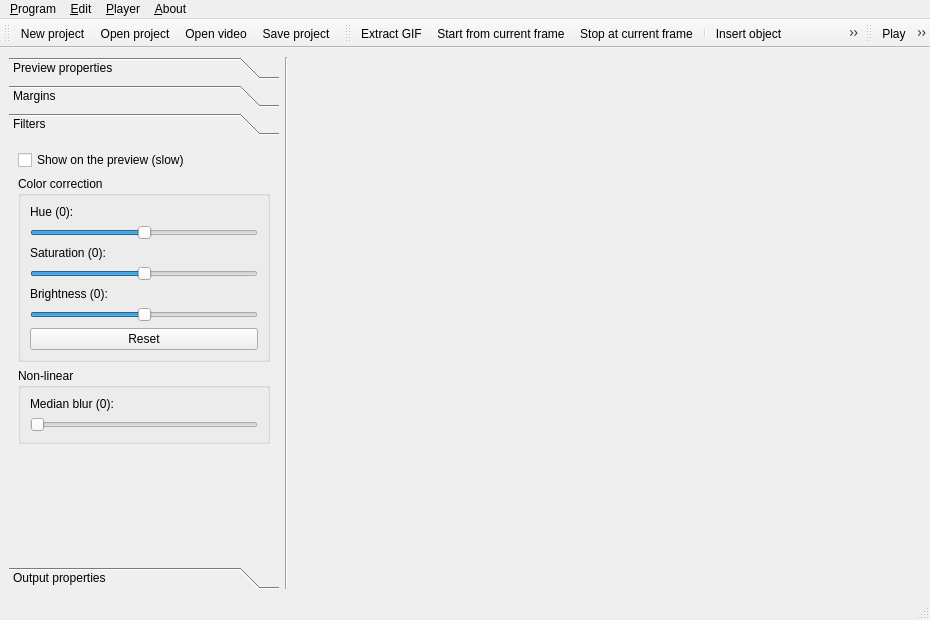
Before: the Qt Designer form ui/mainwindow.ui in Apkawa/QGifer, drawn with Qt 5.
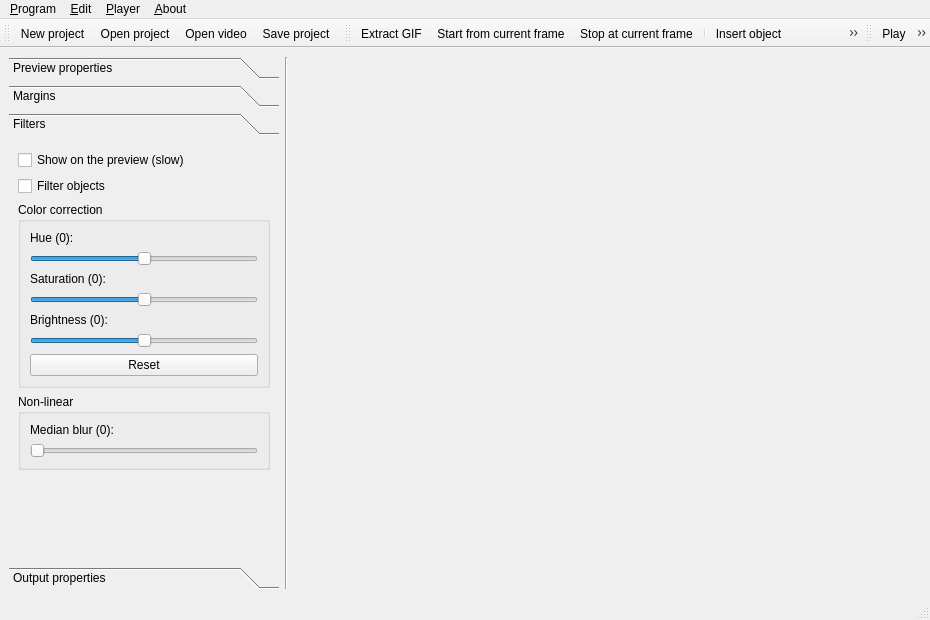
After: the same form once the commit is applied. The open tabs and pages were chosen to show the change. Icons and pictures are not drawn. Custom widgets are drawn as their Qt base class.

```diff
--- a/ui/mainwindow.ui
+++ b/ui/mainwindow.ui
@@ -323,7 +323,7 @@
         <string>Filters</string>
        </attribute>
        <layout class="QGridLayout" name="gridLayout_2">
-        <item row="3" column="0">
+        <item row="5" column="0">
          <spacer name="verticalSpacer_3">
           <property name="orientation">
            <enum>Qt::Vertical</enum>
@@ -343,20 +343,20 @@
           </property>
          </widget>
         </item>
-        <item row="1" column="0">
+        <item row="3" column="0">
          <widget class="QGroupBox" name="groupBox_3">
           <property name="title">
            <string>Color correction</string>
           </property>
           <layout class="QGridLayout" name="gridLayout_9">
-           <item row="0" column="0">
+           <item row="1" column="0">
             <widget class="QLabel" name="hueLabel">
              <property name="text">
               <string>Hue (0):</string>
              </property>
             </widget>
            </item>
-           <item row="3" column="0">
+           <item row="4" column="0">
             <widget class="QSlider" name="satSlider">
              <property name="minimum">
               <number>-255</number>
@@ -369,41 +369,41 @@
              </property>
             </widget>
            </item>
-           <item row="2" column="0">
+           <item row="3" column="0">
             <widget class="QLabel" name="satLabel">
              <property name="text">
               <string>Saturation (0):</string>
              </property>
             </widget>
            </item>
-           <item row="5" column="0">
-            <widget class="QSlider" name="valSlider">
-             <property name="minimum">
-              <number>-255</number>
-             </property>
-             <property name="maximum">
-              <number>255</number>
-             </property>
-             <property name="orientation">
-              <enum>Qt::Horizontal</enum>
-             </property>
-            </widget>
-           </item>
            <item row="6" column="0">
+            <widget class="QSlider" name="valSlider">
+             <property name="minimum">
+              <number>-255</number>
+             </property>
+             <property name="maximum">
+              <number>255</number>
+             </property>
+             <property name="orientation">
+              <enum>Qt::Horizontal</enum>
+             </property>
+            </widget>
+           </item>
+           <item row="9" column="0">
             <widget class="QPushButton" name="resetCorrectionButton">
              <property name="text">
               <string>Reset</string>
              </property>
             </widget>
            </item>
-           <item row="4" column="0">
+           <item row="5" column="0">
             <widget class="QLabel" name="valLabel">
              <property name="text">
               <string>Brightness (0):</string>
              </property>
             </widget>
            </item>
-           <item row="1" column="0">
+           <item row="2" column="0">
             <widget class="QSlider" name="hueSlider">
              <property name="minimum">
               <number>-359</number>
@@ -419,7 +419,7 @@
           </layout>
          </widget>
         </item>
-        <item row="2" column="0">
+        <item row="4" column="0">
          <widget class="QGroupBox" name="groupBox_4">
           <property name="title">
            <string>Non-linear</string>
@@ -445,6 +445,13 @@
           </layout>
          </widget>
         </item>
+        <item row="1" column="0">
+         <widget class="QCheckBox" name="filterObjBox">
+          <property name="text">
+           <string>Filter objects</string>
+          </property>
+         </widget>
+        </item>
        </layout>
       </widget>
       <widget class="QWidget" name="page_2">
```
Left out of the diff: 2 changed lines with no effect on the pictures.
